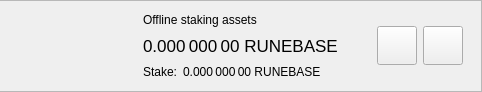
Old version of the form src/qt/forms/delegationitemwidget.ui in the repository Runebase/runebase; both pictures show x 245 to 727 and y 0 to 92 of the 727 by 92 pixel window.
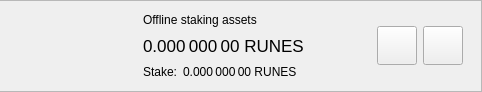
New version of the form.

Patch:
```diff
--- a/src/qt/forms/delegationitemwidget.ui
+++ b/src/qt/forms/delegationitemwidget.ui
@@ -236,7 +236,7 @@
                   <string>Your current spendable balance</string>
                  </property>
                  <property name="text">
-                  <string notr="true">0.000 000 00 RUNEBASE</string>
+                  <string notr="true">0.000 000 00 RUNES</string>
                  </property>
                  <property name="alignment">
                   <set>Qt::AlignLeading|Qt::AlignLeft|Qt::AlignVCenter</set>
@@ -270,7 +270,7 @@
                  <item>
                   <widget class="QLabel" name="labelStake">
                    <property name="text">
-                    <string>0.000 000 00 RUNEBASE</string>
+                    <string>0.000 000 00 RUNES</string>
                    </property>
                    <property name="alignment">
                     <set>Qt::AlignLeading|Qt::AlignLeft|Qt::AlignVCenter</set>
```
